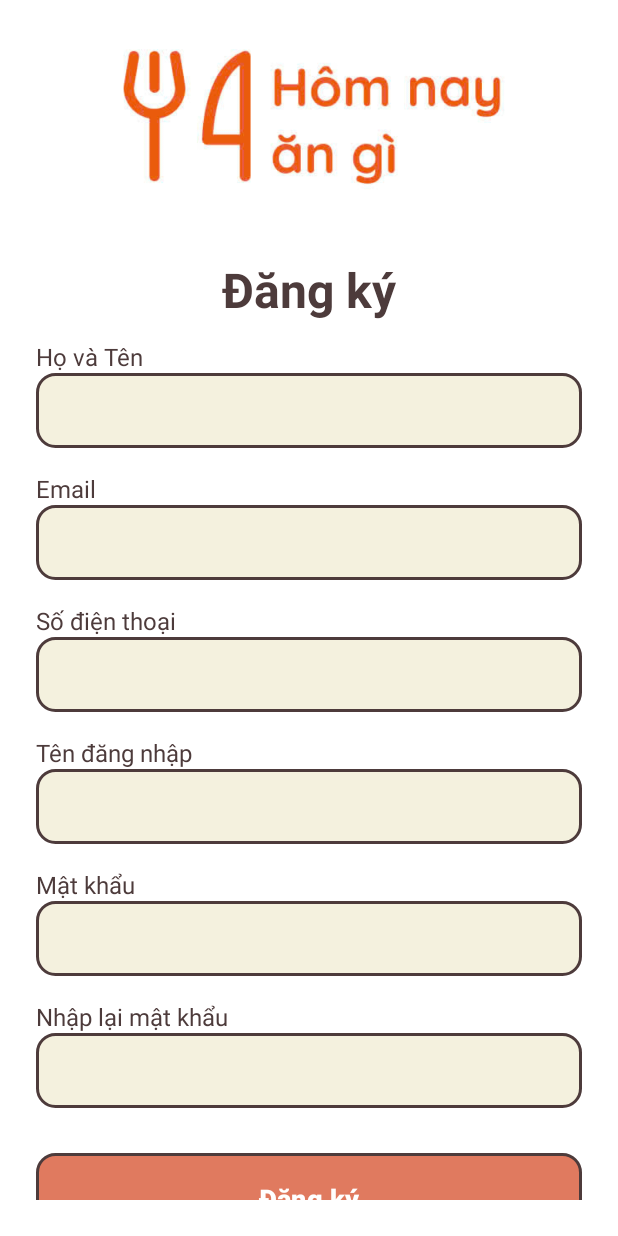
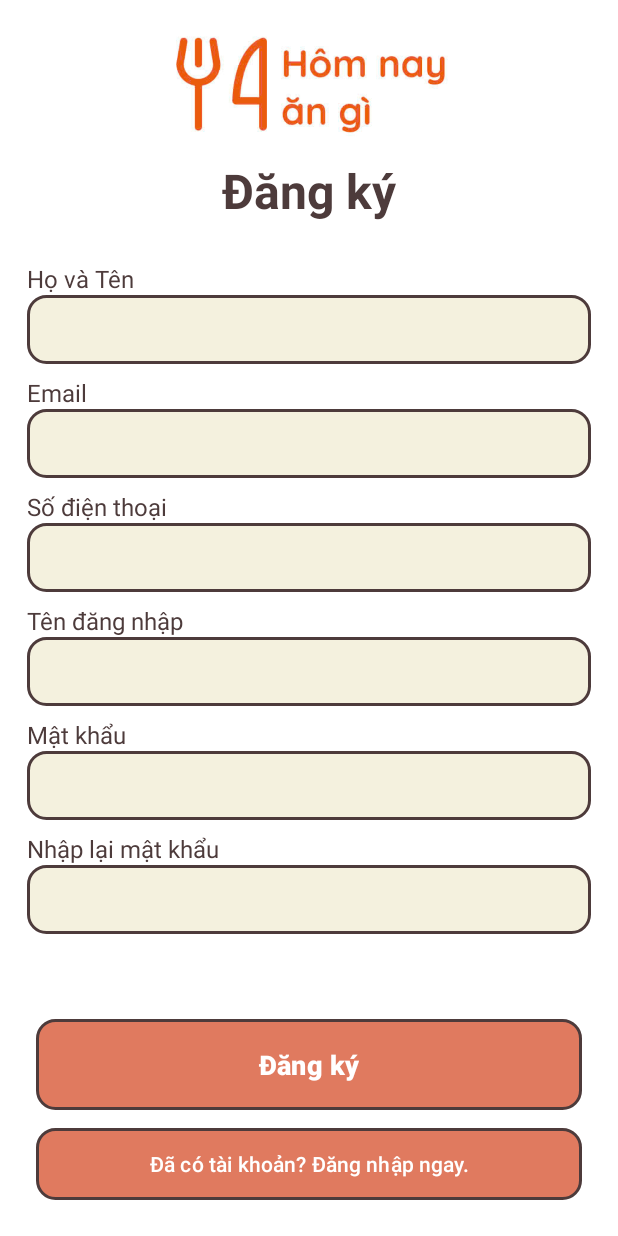
Before and after one commit to KietPT1103/PRM392_Final, an Android app: the screen it shows after launch (MainActivity), on a phone screen of 412 x 824 dp. Run offline under Robolectric (Android 15) with nearby library versions, the phone set to English and light mode, and no system bars.

Commit message:
fix main ui

```diff
--- a/app/src/main/java/com/example/yourmealapp/MealListFragment.java
+++ b/app/src/main/java/com/example/yourmealapp/MealListFragment.java
@@ -45,7 +45,6 @@ public class MealListFragment extends Fragment {
 
             @Override
             public boolean onQueryTextChange(String newText) {
-                filterMeals(newText);
                 return true;
             }
         });
--- a/app/src/main/res/layout/activity_main.xml
+++ b/app/src/main/res/layout/activity_main.xml
@@ -1,45 +1,48 @@
 <?xml version="1.0" encoding="utf-8"?>
-<RelativeLayout xmlns:android="http://schemas.android.com/apk/res/android"
+<LinearLayout xmlns:android="http://schemas.android.com/apk/res/android"
     xmlns:app="http://schemas.android.com/apk/res-auto"
     xmlns:tools="http://schemas.android.com/tools"
     android:id="@+id/main"
     android:layout_width="match_parent"
     android:layout_height="match_parent"
+    android:orientation="vertical"
     android:background="@color/white"
     tools:context=".MainActivity">
 
     <!-- Logo -->
+
+    <!-- Tiêu đề -->
     <ImageView
         android:id="@+id/imageView2"
-        android:layout_width="312dp"
-        android:layout_height="111dp"
-        android:layout_centerHorizontal="true"
-        android:layout_marginTop="24dp"
+        android:layout_width="226dp"
+        android:layout_height="79dp"
+        android:layout_gravity="center_horizontal"
+        android:layout_marginTop="18dp"
         app:srcCompat="@drawable/logonprmproject" />
 
-    <!-- ScrollView để cuộn được nếu nội dung dài -->
+    <!-- Phần nội dung có thể cuộn -->
+    <TextView
+        android:id="@+id/textUnderLogo"
+        android:layout_width="wrap_content"
+        android:layout_height="wrap_content"
+        android:layout_gravity="center_horizontal"
+        android:layout_marginTop="8dp"
+        android:layout_marginBottom="8dp"
+        android:text="Đăng ký"
+        android:textColor="@color/retro_text"
+        android:textSize="32sp"
+        android:textStyle="bold" />
+
     <ScrollView
         android:layout_width="match_parent"
-        android:layout_height="match_parent"
-        android:layout_below="@id/imageView2"
-        android:layout_marginTop="12dp"
-        android:padding="24dp">
+        android:layout_height="0dp"
+        android:layout_weight="1"
+        android:padding="18dp">
 
         <LinearLayout
             android:layout_width="match_parent"
             android:layout_height="wrap_content"
             android:orientation="vertical">
-
-            <TextView
-                android:id="@+id/textUnderLogo"
-                android:layout_width="wrap_content"
-                android:layout_height="wrap_content"
-                android:layout_gravity="center_horizontal"
-                android:text="Đăng ký"
-                android:textColor="@color/retro_text"
-                android:textSize="32sp"
-                android:textStyle="bold"
-                android:layout_marginBottom="12dp" />
 
             <!-- Họ và tên -->
             <TextView
@@ -55,7 +58,7 @@
                 android:layout_width="match_parent"
                 android:layout_height="wrap_content"
                 android:background="@drawable/retro_input"
-                android:padding="14dp"
+                android:padding="12dp"
                 android:textColor="@color/retro_text"
                 android:textSize="16sp" />
 
@@ -67,14 +70,14 @@
                 android:text="Email"
                 android:textSize="16sp"
                 android:textColor="@color/retro_text"
-                android:layout_marginTop="16dp" />
+                android:layout_marginTop="8dp" />
 
             <EditText
                 android:id="@+id/email"
                 android:layout_width="match_parent"
                 android:layout_height="wrap_content"
                 android:inputType="textEmailAddress"
-                android:padding="14dp"
+                android:padding="12dp"
                 android:textSize="16sp"
                 android:background="@drawable/retro_input"
                 android:textColor="@color/retro_text" />
@@ -87,14 +90,14 @@
                 android:text="Số điện thoại"
                 android:textSize="16sp"
                 android:textColor="@color/retro_text"
-                android:layout_marginTop="16dp" />
+                android:layout_marginTop="8dp" />
 
             <EditText
                 android:id="@+id/phone"
                 android:layout_width="match_parent"
                 android:layout_height="wrap_content"
                 android:inputType="phone"
-                android:padding="14dp"
+                android:padding="12dp"
                 android:textSize="16sp"
                 android:background="@drawable/retro_input"
                 android:textColor="@color/retro_text" />
@@ -107,13 +110,13 @@
                 android:text="Tên đăng nhập"
                 android:textSize="16sp"
                 android:textColor="@color/retro_text"
-                android:layout_marginTop="16dp" />
+                android:layout_marginTop="8dp" />
 
             <EditText
                 android:id="@+id/username"
                 android:layout_width="match_parent"
                 android:layout_height="wrap_content"
-                android:padding="14dp"
+                android:padding="12dp"
                 android:textSize="16sp"
                 android:background="@drawable/retro_input"
                 android:textColor="@color/retro_text" />
@@ -126,14 +129,14 @@
                 android:text="Mật khẩu"
                 android:textSize="16sp"
                 android:textColor="@color/retro_text"
-                android:layout_marginTop="16dp" />
+                android:layout_marginTop="8dp" />
 
             <EditText
                 android:id="@+id/password"
                 android:layout_width="match_parent"
                 android:layout_height="wrap_content"
                 android:inputType="textPassword"
-                android:padding="14dp"
+                android:padding="12dp"
                 android:textSize="16sp"
                 android:background="@drawable/retro_input"
                 android:textColor="@color/retro_text" />
@@ -146,17 +149,20 @@
                 android:text="Nhập lại mật khẩu"
                 android:textSize="16sp"
                 android:textColor="@color/retro_text"
-                android:layout_marginTop="16dp" />
+                android:layout_marginTop="8dp" />
 
             <EditText
                 android:id="@+id/repassword"
                 android:layout_width="match_parent"
                 android:layout_height="wrap_content"
                 android:inputType="textPassword"
-                android:padding="14dp"
+                android:padding="12dp"
                 android:textSize="16sp"
                 android:background="@drawable/retro_input"
                 android:textColor="@color/retro_text" />
+
+        </LinearLayout>
+    </ScrollView>
 
     <!-- Nút đăng ký -->
     <Button
@@ -170,14 +176,16 @@
         app:backgroundTint="@null"
         android:background="@drawable/retro_button"
         android:textColor="@color/white"
-                android:layout_marginTop="30dp" />
+        android:layout_marginHorizontal="24dp"
+        android:layout_marginBottom="12dp" />
 
     <!-- Nút đăng nhập -->
     <Button
         android:id="@+id/btnSignin"
         android:layout_width="match_parent"
         android:layout_height="wrap_content"
-                android:layout_marginTop="16dp"
+        android:layout_marginBottom="24dp"
+        android:layout_marginHorizontal="24dp"
         android:background="@drawable/retro_button_secondary"
         android:padding="10dp"
         app:backgroundTint="@null"
@@ -186,5 +194,3 @@
         android:textSize="14sp" />
 
 </LinearLayout>
-    </ScrollView>
-</RelativeLayout>
```
Lines whose indentation alone changed are shown as unchanged.
